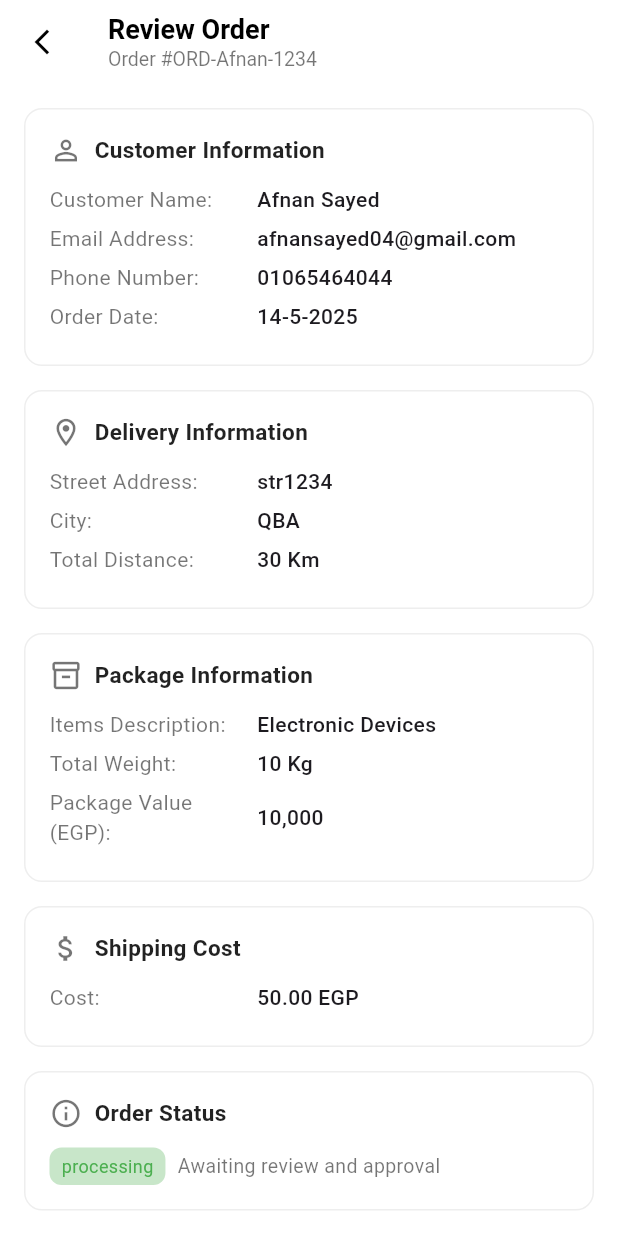
After one commit to kareeem74/shippix_business_mobile, a Flutter app: the ReviewOrderScreen screen opened directly, on a phone screen of 412 x 824 dp. The commit adds this screen. Run offline on Flutter 3.47's test engine with Material 3 defaults, Android fonts, the phone set to English and light mode, and no system bars.

Commit message:
review_order_screen.dart done

```diff
--- a/lib/features/orders/new_order_screen.dart
+++ b/lib/features/orders/new_order_screen.dart
@@ -1,6 +1,7 @@
 import 'package:flutter/material.dart';
 import 'package:shippix_mobile/features/home/ui/home_screen.dart';
 import 'package:shippix_mobile/features/main/main_screen.dart';
+import 'package:shippix_mobile/features/orders/review_order_screen.dart';
 
 class NewOrderScreen extends StatefulWidget {
   final bool showBackButton;
@@ -358,10 +359,14 @@ class _NewOrderScreenState extends State<NewOrderScreen> {
               shape: RoundedRectangleBorder(
                   borderRadius: BorderRadius.circular(30)),
             ),
-            onPressed:
-                () {
-                  //TODO: Navigate to payment screen
-                },
+            onPressed: () {
+              Navigator.push(
+                context,
+                MaterialPageRoute(
+                  builder: (context) => const ReviewOrderScreen(orderId: "ORD-Afnan-1234"),
+                ),
+              );
+            },
             child: const Text("Next",
                 style: TextStyle(fontSize: 16, color: Colors.white)),
           ),
--- /dev/null
+++ b/lib/features/orders/review_order_screen.dart
@@ -0,0 +1,187 @@
+import 'package:flutter/material.dart';
+
+class ReviewOrderScreen extends StatelessWidget {
+  final String orderId;
+
+  const ReviewOrderScreen({super.key, required this.orderId});
+
+  static const Color _primaryColor = Color(0xFF1C7364);
+
+  Widget _buildInfoCard(IconData icon, String title, List<Widget> children) {
+    return Container(
+      margin: const EdgeInsets.only(bottom: 16),
+      padding: const EdgeInsets.all(16),
+      decoration: BoxDecoration(
+        color: Colors.white,
+        border: Border.all(color: Colors.grey.shade200),
+        borderRadius: BorderRadius.circular(12),
+      ),
+      child: Column(
+        crossAxisAlignment: CrossAxisAlignment.start,
+        children: [
+          Row(
+            children: [
+              Icon(icon, color: Colors.black54, size: 22),
+              const SizedBox(width: 8),
+              Text(
+                title,
+                style: const TextStyle(
+                  fontWeight: FontWeight.bold,
+                  fontSize: 15,
+                  color: Colors.black87,
+                ),
+              ),
+            ],
+          ),
+          const SizedBox(height: 12),
+          ...children,
+        ],
+      ),
+    );
+  }
+
+  Widget _buildRow(String label, String value) {
+    return Padding(
+      padding: const EdgeInsets.only(bottom: 6),
+      child: Row(
+        children: [
+          Expanded(
+              flex: 2,
+              child: Text(label,
+                  style: const TextStyle(
+                      color: Colors.black54, fontSize: 14))),
+          Expanded(
+              flex: 3,
+              child: Text(value,
+                  style: const TextStyle(
+                      fontSize: 14, fontWeight: FontWeight.w500))),
+        ],
+      ),
+    );
+  }
+
+  @override
+  Widget build(BuildContext context) {
+    return Scaffold(
+      backgroundColor: Colors.white,
+      appBar: AppBar(
+        leading: IconButton(
+          icon: const Icon(Icons.arrow_back_ios_new,
+              color: Colors.black, size: 20),
+          onPressed: () => Navigator.pop(context),
+        ),
+        backgroundColor: Colors.white,
+        elevation: 0,
+        title: Column(
+          crossAxisAlignment: CrossAxisAlignment.start,
+          children: [
+            const Text("Review Order",
+                style: TextStyle(
+                    fontWeight: FontWeight.bold,
+                    fontSize: 18,
+                    color: Colors.black)),
+            Text("Order #$orderId",
+                style: const TextStyle(
+                    fontSize: 13, color: Colors.black54)),
+          ],
+        ),
+      ),
+      body: SingleChildScrollView(
+        padding: const EdgeInsets.all(16),
+        child: Column(
+          children: [
+            // Customer Info
+            _buildInfoCard(Icons.person_outline, "Customer Information", [
+              _buildRow("Customer Name:", "Afnan Sayed"),
+              _buildRow("Email Address:", "afnansayed04@gmail.com"),
+              _buildRow("Phone Number:", "01065464044"),
+              _buildRow("Order Date:", "14-5-2025"),
+            ]),
+
+            // Delivery Info
+            _buildInfoCard(Icons.location_on_outlined, "Delivery Information", [
+              _buildRow("Street Address:", "str1234"),
+              _buildRow("City:", "QBA"),
+              _buildRow("Total Distance:", "30 Km"),
+            ]),
+
+            // Package Info
+            _buildInfoCard(Icons.inventory_2_outlined, "Package Information", [
+              _buildRow("Items Description:", "Electronic Devices"),
+              _buildRow("Total Weight:", "10 Kg"),
+              _buildRow("Package Value (EGP):", "10,000"),
+            ]),
+
+            // Shipping Cost
+            _buildInfoCard(Icons.attach_money, "Shipping Cost", [
+              _buildRow("Cost:", "50.00 EGP"),
+            ]),
+
+            // Order Status
+            _buildInfoCard(Icons.info_outline, "Order Status", [
+              Row(
+                children: [
+                  Container(
+                    padding:
+                    const EdgeInsets.symmetric(horizontal: 8, vertical: 4),
+                    decoration: BoxDecoration(
+                      color: Colors.green.shade100,
+                      borderRadius: BorderRadius.circular(8),
+                    ),
+                    child: const Text("processing",
+                        style: TextStyle(color: Colors.green, fontSize: 12)),
+                  ),
+                  const SizedBox(width: 8),
+                  const Text("Awaiting review and approval",
+                      style: TextStyle(fontSize: 13, color: Colors.black54)),
+                ],
+              )
+            ]),
+
+            const SizedBox(height: 30),
+            // Buttons
+            ElevatedButton(
+              style: ElevatedButton.styleFrom(
+                backgroundColor: const Color(0xFF263238),
+                minimumSize: const Size(double.infinity, 40),
+                shape: RoundedRectangleBorder(
+                    borderRadius: BorderRadius.circular(30)),
+              ),
+              onPressed: () {
+                // TODO: approve and create shipment logic
+              },
+              child: const Text("Approve & Create Shipment",
+                  style: TextStyle(fontSize: 16, color: Colors.white)),
+            ),
+            const SizedBox(height: 12),
+            OutlinedButton(
+              style: OutlinedButton.styleFrom(
+                minimumSize: const Size(double.infinity, 40),
+                shape: RoundedRectangleBorder(
+                    borderRadius: BorderRadius.circular(30)),
+              ),
+              onPressed: () {
+                // TODO: edit order details
+              },
+              child: const Text("Edit Order Details",
+                style: TextStyle(fontSize: 16, color: Colors.black)),
+            ),
+            const SizedBox(height: 8),
+            OutlinedButton(
+              style: OutlinedButton.styleFrom(
+                minimumSize: const Size(double.infinity, 40),
+                shape: RoundedRectangleBorder(
+                    borderRadius: BorderRadius.circular(30)),
+              ),
+              onPressed: () {
+                // TODO: save as draft
+              },
+              child: const Text("Save as Draft",
+                  style: TextStyle(fontSize: 16, color: Colors.black)),
+            ),
+          ],
+        ),
+      ),
+    );
+  }
+}
```
